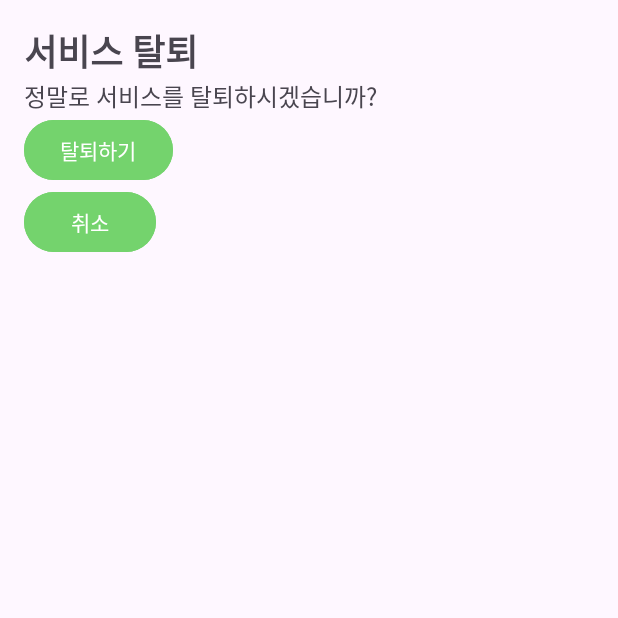
After one commit to riahaaa/ecopath, an Android app: the CancelServiceActivity screen opened directly, with no data from a screen before it, on a phone screen of 412 x 824 dp, the top half of it. The commit adds this screen. Run offline under Robolectric (Android 15) with nearby library versions, the phone set to English and light mode, and no system bars.

Commit message:
삼선바 연결 및 페이지 추가

```diff
--- a/app/build.gradle.kts
+++ b/app/build.gradle.kts
@@ -41,7 +41,8 @@ dependencies {
     implementation("androidx.appcompat:appcompat:1.7.0") // AppCompat 라이브러리
     implementation("com.google.android.material:material:1.12.0") // Material Components
     implementation("androidx.constraintlayout:constraintlayout:2.1.4")
-    implementation("com.google.firebase:firebase-database:21.0.0") // ConstraintLayout
+    implementation("com.google.firebase:firebase-database:21.0.0")
+    implementation("com.google.firebase:firebase-auth:23.0.0") // ConstraintLayout
 
     testImplementation("junit:junit:4.13.2") // JUnit 테스트 라이브러리
     androidTestImplementation("androidx.test.ext:junit:1.2.1") // AndroidX 테스트 라이브러리
--- /dev/null
+++ b/app/src/main/java/edu/sungshin/ecopath/CancelServiceActivity.kt
@@ -0,0 +1,12 @@
+package edu.sungshin.ecopath
+
+import android.os.Bundle
+import androidx.appcompat.app.AppCompatActivity
+
+class CancelServiceActivity : AppCompatActivity() {
+    override fun onCreate(savedInstanceState: Bundle?) {
+        super.onCreate(savedInstanceState)
+        setContentView(R.layout.activity_cancel_service)
+
+    }
+}
--- a/app/src/main/java/edu/sungshin/ecopath/SearchPasswordActivity.kt
+++ b/app/src/main/java/edu/sungshin/ecopath/SearchPasswordActivity.kt
@@ -14,7 +14,7 @@ class SearchPasswordActivity : AppCompatActivity() {
         setContentView(R.layout.activity_search_password)
 
         val findPasswordCheckbox: CheckBox = findViewById(R.id.findPasswordCheckbox)
-        val findIdCheckbox: CheckBox = findViewById(R.id.findIdCheckbox)
+
 
         val nextButton: Button = findViewById(R.id.nextButton)
         nextButton.setOnClickListener {
@@ -22,9 +22,7 @@ class SearchPasswordActivity : AppCompatActivity() {
                 // 비밀번호 찾기 페이지로 이동
                 val intent = Intent(this, ForgotPasswordActivity::class.java)
                 startActivity(intent)
-            } else if (findIdCheckbox.isChecked) {
-                // 아이디 찾기 페이지로 이동 (추후 구현 가능)
-                Toast.makeText(this, "아이디 찾기는 아직 구현되지 않았습니다.", Toast.LENGTH_SHORT).show()
+
             } else {
                 Toast.makeText(this, "비밀번호 찾기 또는 아이디 찾기를 선택하세요.", Toast.LENGTH_SHORT).show()
             }
--- /dev/null
+++ b/app/src/main/res/layout/activity_cancel_service.xml
@@ -0,0 +1,34 @@
+<?xml version="1.0" encoding="utf-8"?>
+<LinearLayout xmlns:android="http://schemas.android.com/apk/res/android"
+    android:layout_width="match_parent"
+    android:layout_height="match_parent"
+    android:orientation="vertical"
+    android:padding="16dp">
+
+    <TextView
+        android:layout_width="wrap_content"
+        android:layout_height="wrap_content"
+        android:text="서비스 탈퇴"
+        android:textSize="24sp"
+        android:textStyle="bold" />
+
+    <TextView
+        android:layout_width="wrap_content"
+        android:layout_height="wrap_content"
+        android:text="정말로 서비스를 탈퇴하시겠습니까?"
+        android:textSize="16sp" />
+
+    <Button
+        android:layout_width="wrap_content"
+        android:layout_height="wrap_content"
+        android:text="탈퇴하기"
+        android:backgroundTint="@color/green"
+        android:onClick="onConfirmCancelClick" />
+
+    <Button
+        android:layout_width="wrap_content"
+        android:layout_height="wrap_content"
+        android:text="취소"
+        android:backgroundTint="@color/green"
+        android:onClick="onCancelClick" />
+</LinearLayout>
```
Also changed, not shown: app/src/main/AndroidManifest.xml (+13 -0 lines), app/src/main/java/edu/sungshin/ecopath/HomeActivity.kt (+9 -0 lines), app/src/main/java/edu/sungshin/ecopath/ModifyProfileActivity.kt (added, +11 -0 lines), app/src/main/java/edu/sungshin/ecopath/MyPageActivity.kt (added, +33 -0 lines), app/src/main/res/layout/activity_login.xml (+12 -12 lines), app/src/main/res/layout/activity_modify_profile.xml (added, +29 -0 lines), app/src/main/res/layout/activity_mypage.xml (+13 -4 lines), app/src/main/res/layout/activity_search_password.xml (+0 -8 lines), app/src/main/res/drawable/ic_leaf.png (added).
